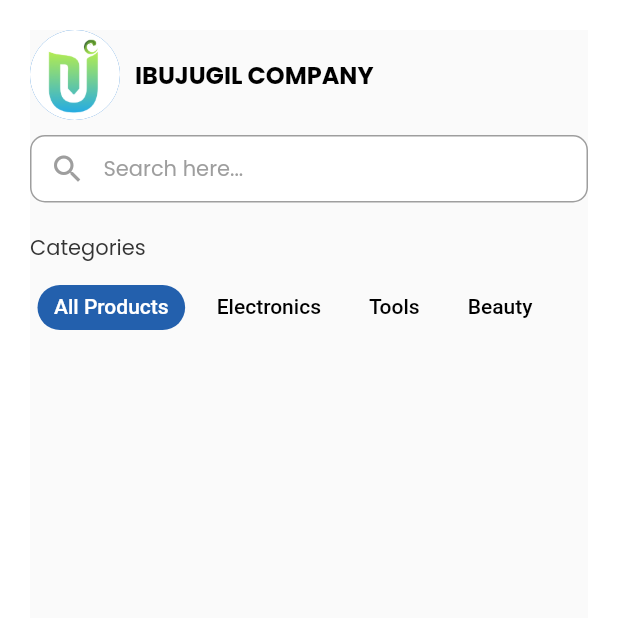
After one commit to DanishMaula/RikodMy-Slicing-UI, a Flutter app: the HomeScreen screen opened directly, on a phone screen of 412 x 824 dp, the top half of it. The commit adds this screen. Run offline on Flutter 3.47's test engine with Material 2 defaults, Android fonts, the phone set to English and light mode, and no system bars; our stand-ins replace bubble_tab_indicator, google_fonts.

Commit message:
search bar and tabbar menu for home

```diff
--- a/lib/ui/home/home_screen.dart
+++ b/lib/ui/home/home_screen.dart
@@ -1,4 +1,7 @@
 import 'package:flutter/material.dart';
+import 'package:google_fonts/google_fonts.dart';
+import 'package:rikodmy/widget/search_bar.dart';
+import 'package:rikodmy/widget/tabbar_menu.dart';
 
 class HomeScreen extends StatefulWidget {
   const HomeScreen({super.key});
@@ -10,6 +13,46 @@ class HomeScreen extends StatefulWidget {
 class _HomeScreenState extends State<HomeScreen> {
   @override
   Widget build(BuildContext context) {
-    return Container();
+    return Padding(
+      padding: const EdgeInsets.only(left: 20, right: 20, top: 20),
+      child: Scaffold(
+        body: SingleChildScrollView(
+          child: Column(
+
+            crossAxisAlignment: CrossAxisAlignment.start,
+            children:
+              [
+                Row(
+                  mainAxisAlignment: MainAxisAlignment.start,
+                // ignore: prefer_const_literals_to_create_immutables
+                children: [
+                  const CircleAvatar(
+                    radius: 30,
+                    backgroundImage:  AssetImage('assets/images/logo_udc.png'),
+                  ),
+                  const SizedBox(width: 10),
+                  Text('IBUJUGIL COMPANY',
+                  style: GoogleFonts.poppins(
+                    fontWeight: FontWeight.bold,
+                    color: Colors.black,
+                    fontSize: 16
+                  )),
+                ],
+              ),
+              const SizedBox(height: 10),
+               const SearchBar(),
+               const SizedBox(height: 20),
+               Text('Categories',
+               style: GoogleFonts.poppins(
+                color: const Color(0xff333333),
+               ),),
+               const SizedBox(height: 5),
+               const TabBarMenu(),
+
+            ],
+          ),
+        ),
+      ),
+    );
   }
 }
--- a/lib/ui/login/login_screen.dart
+++ b/lib/ui/login/login_screen.dart
@@ -19,7 +19,7 @@ bool _isObscure = true;
   @override
   Widget build(BuildContext context) {
     return Scaffold(
-      backgroundColor: Color(0xff2360AD),
+      backgroundColor: const Color(0xff2360AD),
       body: CustomPaint(
         painter: CustomBg(),
         child: Padding(
@@ -131,7 +131,8 @@ bool _isObscure = true;
                               text: ' REGISTER',
                               style: GoogleFonts.poppins(
                                   color: Colors.yellow,
-                                  decoration: TextDecoration.underline),
+                                  decoration: TextDecoration.underline,
+                                  fontWeight: FontWeight.bold),
                             ),
                             TextSpan(
                               text: ' your company first',
--- a/lib/utils/utils.dart
+++ b/lib/utils/utils.dart
@@ -29,3 +29,9 @@ TextStyle version = GoogleFonts.poppins(
   fontWeight: FontWeight.w400,
   fontSize: 14,
 );
+
+TextStyle tabbarMenu = GoogleFonts.poppins(
+  color: const Color(0xffffffff),
+  fontWeight: FontWeight.w400,
+  fontSize: 12,
+);
--- a/lib/widget/custom_bg.dart
+++ b/lib/widget/custom_bg.dart
@@ -1,7 +1,6 @@
 import 'package:flutter/cupertino.dart';
 import 'package:flutter/src/widgets/container.dart';
 import 'package:flutter/src/widgets/framework.dart';
-
 
 class CustomBg extends CustomPainter {
   @override
--- /dev/null
+++ b/lib/widget/search_bar.dart
@@ -0,0 +1,36 @@
+import 'package:flutter/material.dart';
+import 'package:flutter/src/widgets/container.dart';
+import 'package:flutter/src/widgets/framework.dart';
+import 'package:google_fonts/google_fonts.dart';
+
+class SearchBar extends StatefulWidget {
+  const SearchBar({super.key});
+
+  @override
+  State<SearchBar> createState() => _SearchBarState();
+}
+
+class _SearchBarState extends State<SearchBar> {
+  @override
+  Widget build(BuildContext context) {
+    return Container(
+      height: 45,
+      decoration: BoxDecoration(
+        border: Border.all(color: Colors.grey),
+        color: Colors.white,
+        borderRadius: BorderRadius.circular(10),
+      ),
+      child: TextField(
+        decoration: InputDecoration(
+          hintText: 'Search here...',
+          hintStyle: GoogleFonts.poppins(color: Colors.grey, fontSize: 14),
+          border: InputBorder.none,
+          prefixIcon: const Icon(
+            Icons.search,
+            color: Colors.grey,
+          ),
+        ),
+      ),
+    );
+  }
+}
--- /dev/null
+++ b/lib/widget/tabbar_menu.dart
@@ -0,0 +1,70 @@
+import 'package:bubble_tab_indicator/bubble_tab_indicator.dart';
+import 'package:flutter/material.dart';
+
+class TabBarMenu extends StatefulWidget {
+
+  const TabBarMenu({Key? key}) : super(key: key);
+
+  @override
+  // ignore: library_private_types_in_public_api
+  _TabBarMenuState createState() => _TabBarMenuState();
+}
+
+class _TabBarMenuState extends State<TabBarMenu>
+    with SingleTickerProviderStateMixin {
+  late TabController _tabController;
+  final List<Tab> myTab = <Tab>[
+    const Tab(
+      text: 'All Products',
+    ),
+    const Tab(
+      text: 'Electronics',
+    ),
+    const Tab(
+      text: 'Tools',
+    ),
+    const Tab(
+      text: 'Beauty',
+    ),
+  ];
+
+  @override
+  void initState() {
+    _tabController = TabController(length: myTab.length, vsync: this);
+    super.initState();
+  }
+
+  @override
+  void dispose() {
+    _tabController.dispose();
+    super.dispose();
+  }
+
+  @override
+  Widget build(BuildContext context) {
+    return SizedBox(
+      height: MediaQuery.of(context).size.height,
+      child: Column(
+        children: [
+          TabBar(
+            controller: _tabController,
+            tabs: myTab,
+            labelColor: Colors.white,
+            unselectedLabelColor: Colors.black,
+            indicatorSize: TabBarIndicatorSize.tab,
+            indicator: const BubbleTabIndicator(
+                indicatorHeight: 30,
+                indicatorColor: Color(0xff2360AD),
+                tabBarIndicatorSize: TabBarIndicatorSize.tab),
+            isScrollable: true,
+
+          ),
+          const SizedBox(
+            height: 10,
+          ),
+        ],
+      ),
+    );
+  }
+
+}
--- a/pubspec.yaml
+++ b/pubspec.yaml
@@ -38,11 +38,14 @@ dependencies:
   cupertino_icons: ^1.0.2
   flutter_native_splash: ^2.2.10+1
   google_fonts: ^3.0.1
+  bubble_tab_indicator: ^0.1.6
 
   # flutter_native_splash-development.yaml
 flutter_native_splash:
   color: "#ffffff"
   image: assets/images/splash_screen.png
+  width: 50
+  height: 50
 
 
 dev_dependencies:
```
Also changed, not shown: assets/images/logo_udc.png (added), pubspec.lock.
